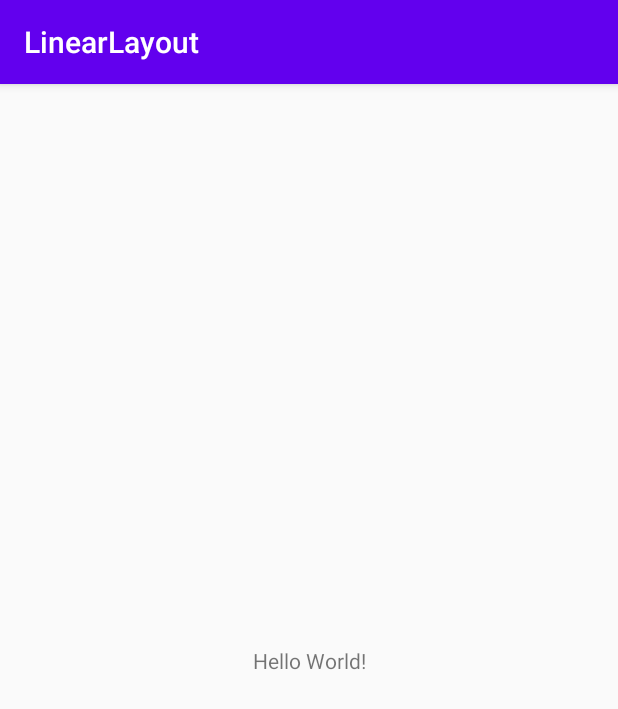
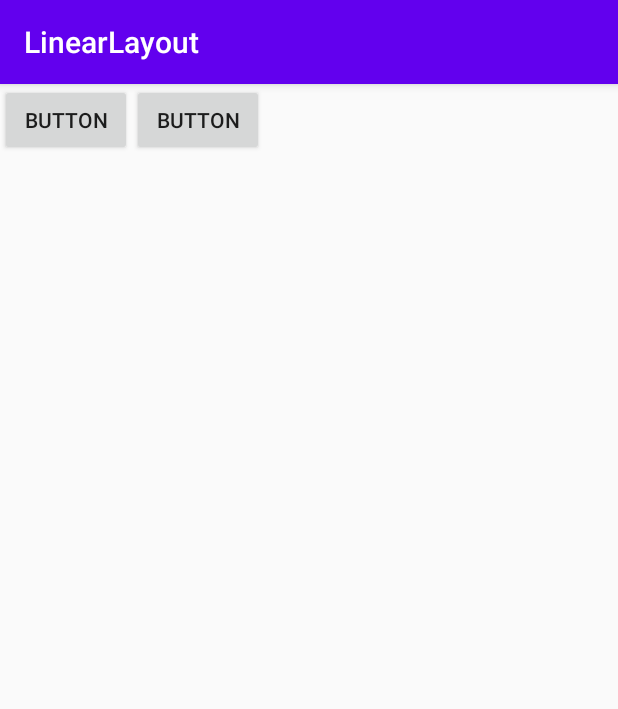
Before and after one commit to furuitakayuki/LinearLayout, an Android app: the screen it shows after launch (MainActivity), on a phone screen of 412 x 824 dp. Shown: the top 709 px of the screen. Run offline under Robolectric (Android 15) with nearby library versions, the phone set to English and light mode, and no system bars.

Commit message:
LinearLayout

```diff
--- a/app/src/main/res/layout/activity_main.xml
+++ b/app/src/main/res/layout/activity_main.xml
@@ -1,18 +1,21 @@
 <?xml version="1.0" encoding="utf-8"?>
-<androidx.constraintlayout.widget.ConstraintLayout xmlns:android="http://schemas.android.com/apk/res/android"
-    xmlns:app="http://schemas.android.com/apk/res-auto"
-    xmlns:tools="http://schemas.android.com/tools"
+<LinearLayout
+    xmlns:android="http://schemas.android.com/apk/res/android"
     android:layout_width="match_parent"
     android:layout_height="match_parent"
-    tools:context=".MainActivity">
+    android:orientation="horizontal">
 
-    <TextView
+    <Button
+        android:id="@+id/button1"
         android:layout_width="wrap_content"
         android:layout_height="wrap_content"
-        android:text="Hello World!"
-        app:layout_constraintBottom_toBottomOf="parent"
-        app:layout_constraintLeft_toLeftOf="parent"
-        app:layout_constraintRight_toRightOf="parent"
-        app:layout_constraintTop_toTopOf="parent" />
+        android:text="BUTTON" />
 
-</androidx.constraintlayout.widget.ConstraintLayout>
+    <Button
+        android:id="@+id/button2"
+        android:layout_width="wrap_content"
+        android:layout_height="wrap_content"
+        android:text="BUTTON" />
+
+
+</LinearLayout>
```
Also changed, not shown: app/build.gradle (+23 -13 lines).
